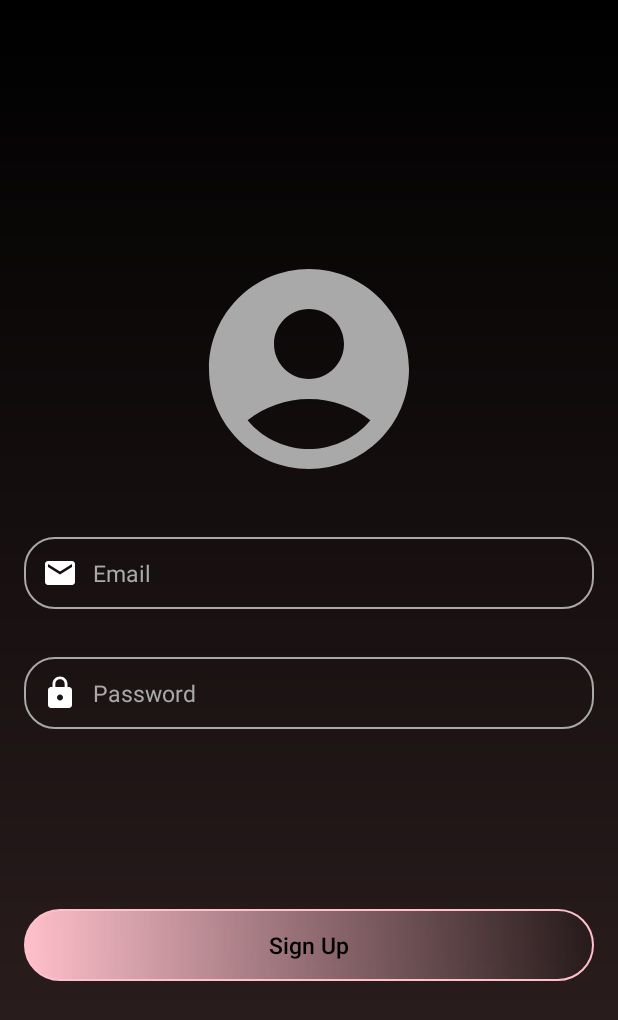
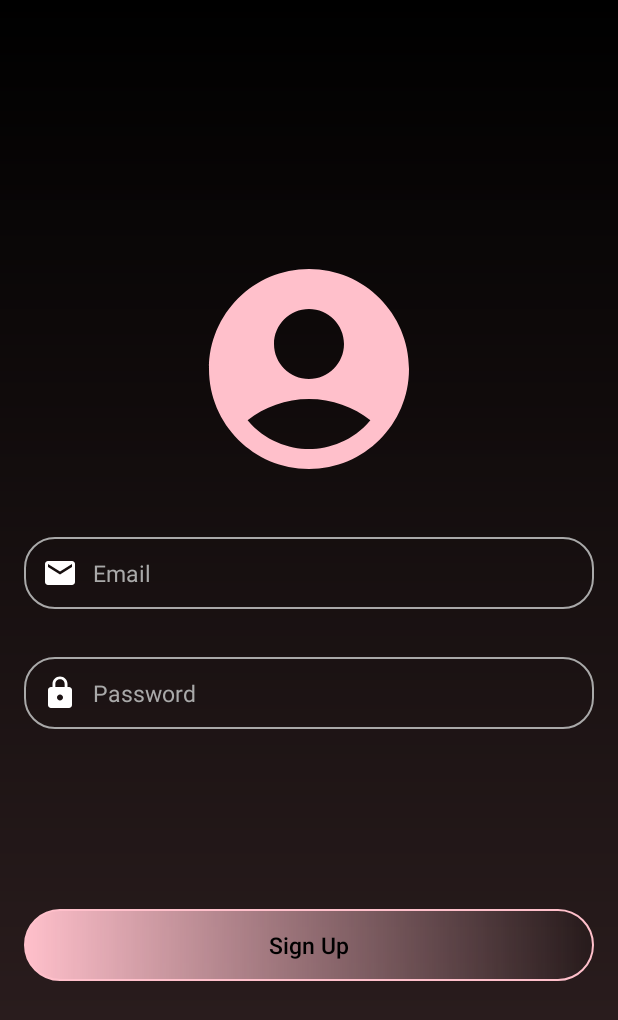
Before and after one commit to Jacques-lang/android_notes_app, an Android app built with Jetpack Compose: the SignUp screen opened directly, with no data from a screen before it, on a phone screen of 412 x 824 dp. Shown: the top 1020 px of the screen. Run offline under Robolectric (Android 15) with nearby library versions, the phone set to English and light mode, and no system bars; our stand-ins replace Firebase (no records; nobody signed in at launch, a user with empty details on screens opened directly).

Commit message:
trial commit and push

```diff
--- /dev/null
+++ b/app/src/main/res/drawable/baseline_account_circle_signup.xml
@@ -0,0 +1,5 @@
+<vector xmlns:android="http://schemas.android.com/apk/res/android" android:height="24dp" android:tint="@color/pink" android:viewportHeight="24" android:viewportWidth="24" android:width="24dp">
+
+    <path android:fillColor="@android:color/white" android:pathData="M12,2C6.48,2 2,6.48 2,12s4.48,10 10,10s10,-4.48 10,-10S17.52,2 12,2zM12,6c1.93,0 3.5,1.57 3.5,3.5S13.93,13 12,13s-3.5,-1.57 -3.5,-3.5S10.07,6 12,6zM12,20c-2.03,0 -4.43,-0.82 -6.14,-2.88C7.55,15.8 9.68,15 12,15s4.45,0.8 6.14,2.12C16.43,19.18 14.03,20 12,20z"/>
+
+</vector>
--- a/app/src/main/res/layout-land/activity_sign_up.xml
+++ b/app/src/main/res/layout-land/activity_sign_up.xml
@@ -20,7 +20,7 @@
         <ImageView
             android:layout_width="180dp"
             android:layout_height="180dp"
-            android:src="@drawable/baseline_account_circle_24"
+            android:src="@drawable/baseline_account_circle_signup"
             android:contentDescription="@string/app_name" />
 
         <TextView
--- a/app/src/main/res/layout/activity_sign_up.xml
+++ b/app/src/main/res/layout/activity_sign_up.xml
@@ -19,7 +19,7 @@
         <ImageView
             android:layout_width="160dp"
             android:layout_height="160dp"
-            android:src="@drawable/baseline_account_circle_24">
+            android:src="@drawable/baseline_account_circle_signup">
         </ImageView>
 
         <EditText
```
